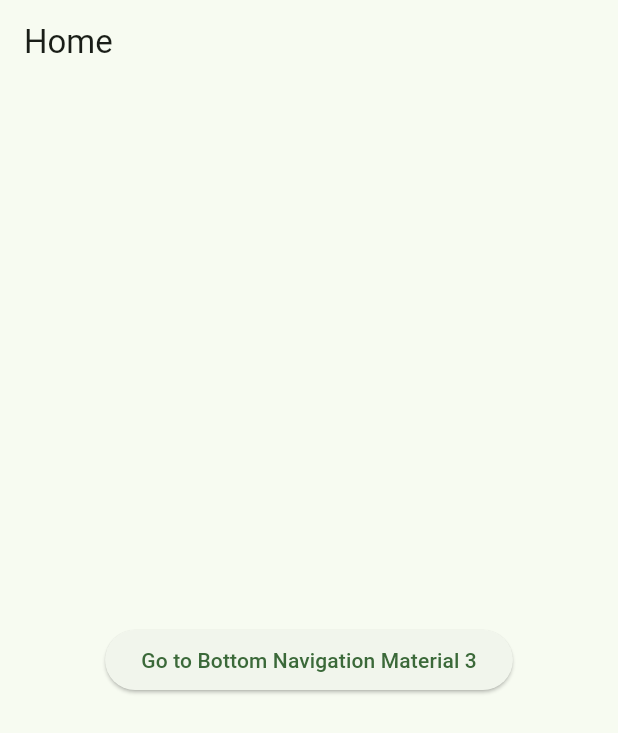
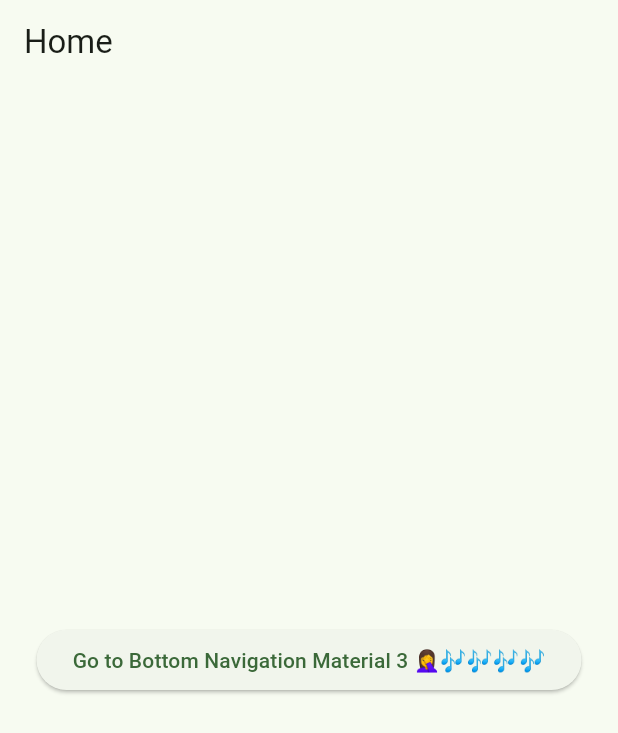
Before and after one commit to AlexEKinney/flutter-templates, a Flutter app: the screen it shows after launch, on a phone screen of 412 x 824 dp. Shown: the top 733 px of the screen. Run offline on Flutter 3.47's test engine with Material 2 defaults, Android fonts, the phone set to English and light mode, and no system bars; our stand-ins replace get.

Commit message:
Update main.dart

```diff
--- a/lib/main.dart
+++ b/lib/main.dart
@@ -59,7 +59,7 @@ class _MyHomePageState extends State<MyHomePage> {
           onPressed: () {
             Get.to(BottomNavigationMaterial3());
           },
-          child: const Text('Go to Bottom Navigation Material 3'),
+          child: const Text('Go to Bottom Navigation Material 3 🤦‍♀️🎶🎶🎶🎶'),
         ),
       ),
     );
```
